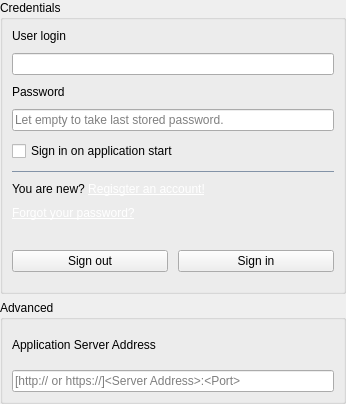
The window that src/app/gui/forms/widgetsettings.ui (botorabi/Meet4Eat-Desktop) describes before a commit, drawn with Qt 5.
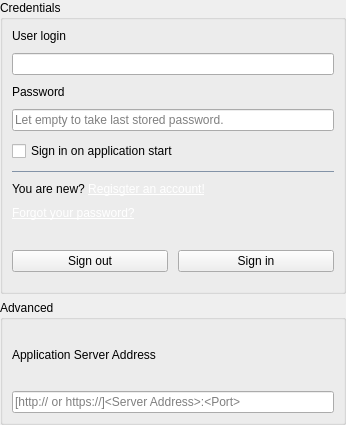
The same window after the commit.

Patch:
```diff
--- a/src/app/gui/forms/widgetsettings.ui
+++ b/src/app/gui/forms/widgetsettings.ui
@@ -10,7 +10,7 @@
     <x>0</x>
     <y>0</y>
     <width>346</width>
-    <height>404</height>
+    <height>425</height>
    </rect>
   </property>
   <property name="minimumSize">
```
